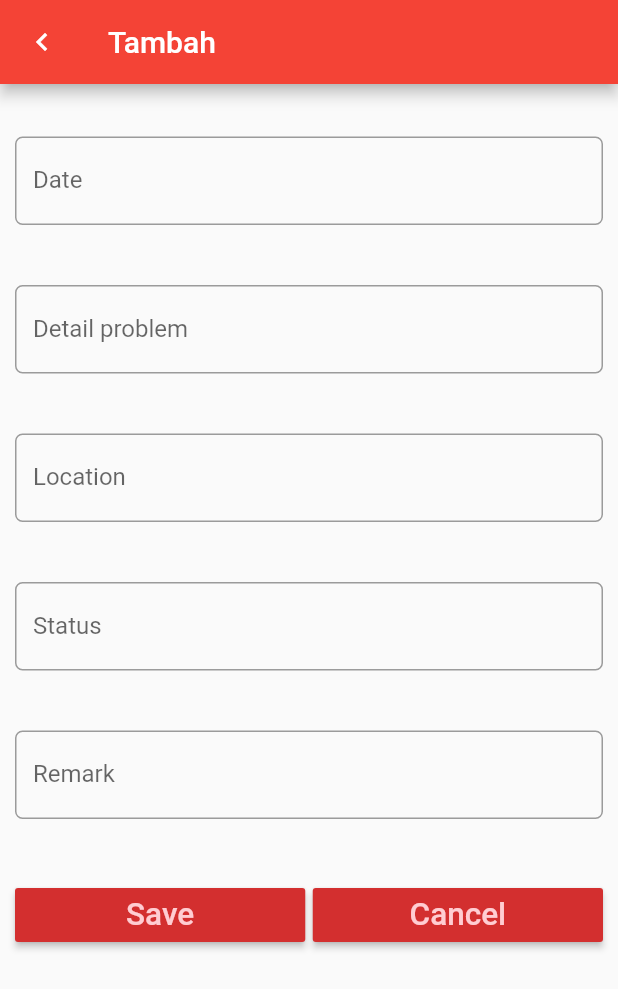
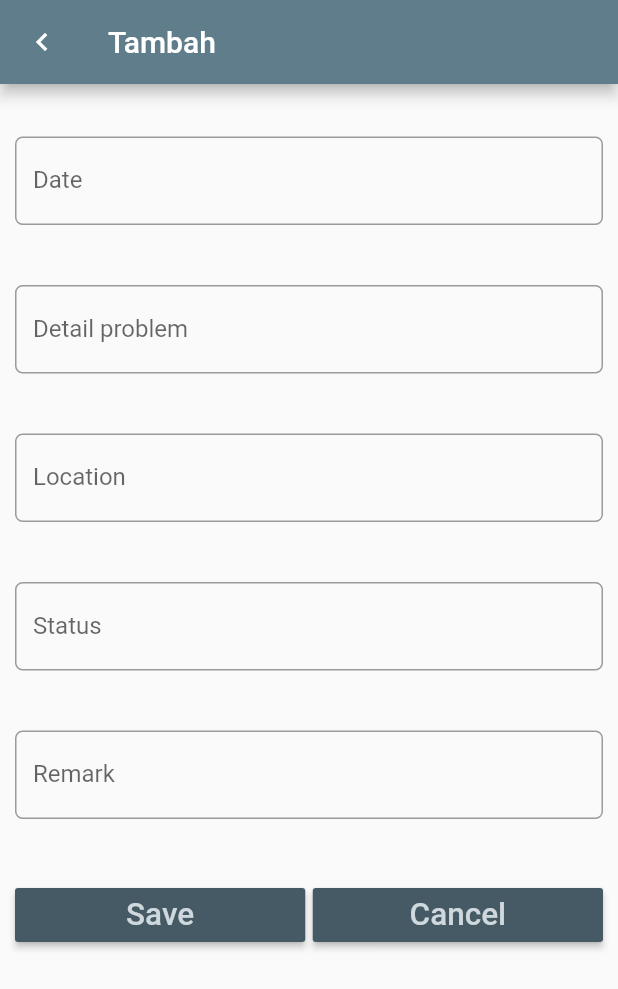
Before and after one commit to hexaludira/flutter_sql, a Flutter app: the screen it shows after launch, after a tap on the "add" icon, on a phone screen of 412 x 824 dp. Shown: the top 989 px of the screen. Run offline on Flutter 3.47's test engine with Material 2 defaults, Android fonts, the phone set to English and light mode, and no system bars; our stand-ins replace sqflite; accounts and stored records are empty.

Commit message:
Finish the App, Add icon

```diff
--- a/lib/access_database.dart
+++ b/lib/access_database.dart
@@ -18,8 +18,8 @@ class AccessDatabase{
         detail TEXT,
         location TEXT,
         status TEXT,
-        remark TEXT,
-      )
+        remark TEXT
+        )
       ''');
   }
 }
--- a/lib/crud.dart
+++ b/lib/crud.dart
@@ -1,5 +1,3 @@
-import 'dart:html';
-
 import 'package:sqflite/sqlite_api.dart';
 import 'class_penangkap.dart';
 import 'access_database.dart';
--- a/lib/enter.dart
+++ b/lib/enter.dart
@@ -45,7 +45,7 @@ class EntryFormState extends State<EntryForm> {
               padding: EdgeInsets.only(top:20.0, bottom:20.0),
               child: TextField(
                 controller: dateController,
-                keyboardType: TextInputType.datetime,
+                keyboardType: TextInputType.text,
                 decoration: InputDecoration(
                   labelText: 'Date',
                   border: OutlineInputBorder(
--- a/lib/home.dart
+++ b/lib/home.dart
@@ -73,7 +73,7 @@ class _HomeState extends State<Home> {
   Widget build(BuildContext context) {
     return Scaffold(
      appBar: AppBar(
-       title: Text('Daftar Data-data'),
+       title: Text('List Metal Problem'),
      ),
      body: FutureBuilder<List<ClassPenangkap>>(
        future: future,
--- a/lib/main.dart
+++ b/lib/main.dart
@@ -10,7 +10,7 @@ class MyApp extends StatelessWidget {
     return MaterialApp(
       title: 'SQL Lite Tutorial',
       theme: ThemeData(
-        primarySwatch: Colors.red,
+        primarySwatch: Colors.blueGrey,
       ),
       home: Home(),
     );
```
Also changed, not shown: 12 other files.
